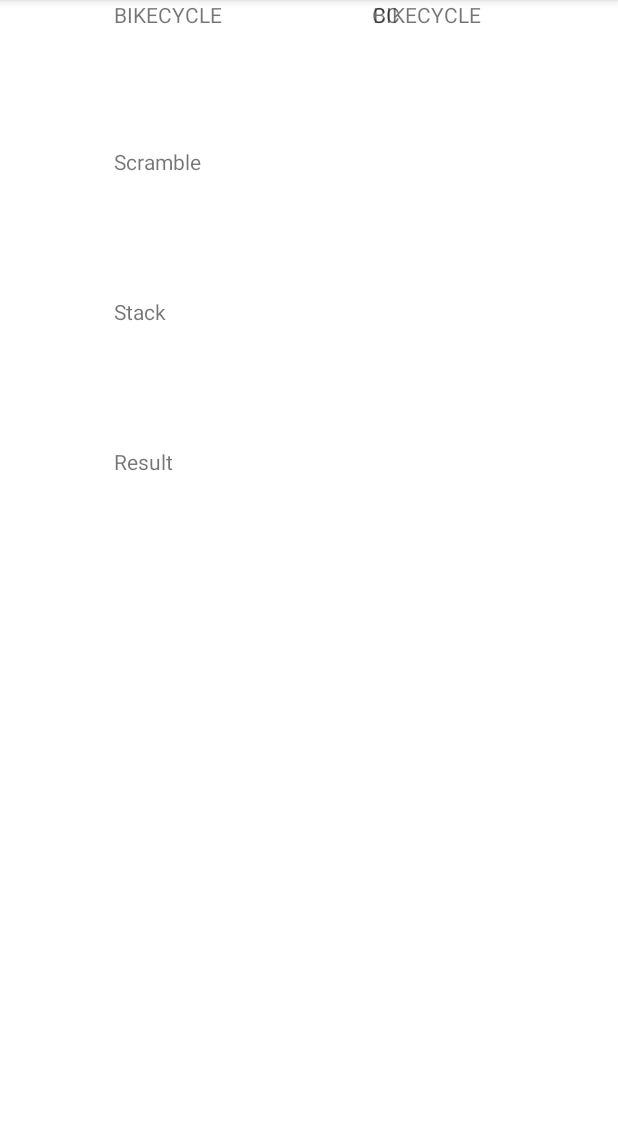
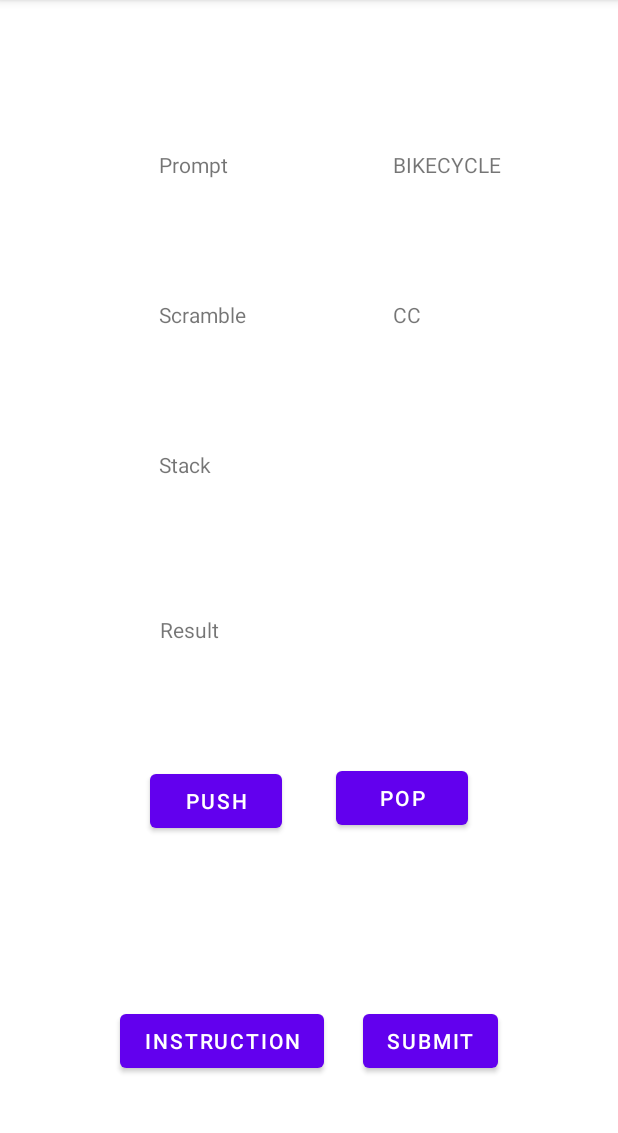
Before and after one commit to minh-tran6/AlgoGame, an Android app: the Stack_Game screen opened directly, with no data from a screen before it, on a phone screen of 412 x 824 dp, the part 84-1217 px from its top. Run offline under Robolectric (Android 15) with nearby library versions, the phone set to English and light mode, and no system bars.

Commit message:
update UI stack_game

```diff
--- a/app/src/main/java/com/example/algogame/Stack_Game.java
+++ b/app/src/main/java/com/example/algogame/Stack_Game.java
@@ -11,7 +11,11 @@ public class Stack_Game extends AppCompatActivity {
     TextView scramble;
     TextView stack;
     TextView result;
+    TextView promptText;
     TextView scrambleText;
+    TextView stackText;
+    TextView resultText;
+
     Button changeText;
 
     @Override
@@ -24,13 +28,17 @@ public class Stack_Game extends AppCompatActivity {
         stack = findViewById(R.id.stack);
         result = findViewById(R.id.result);
 
+        promptText = findViewById(R.id.promptText);
+        scrambleText = findViewById(R.id.scrambleText);
+        stackText = findViewById(R.id.stackText);
+        resultText = findViewById(R.id.resultText);
+
         //Generating Prompt
             String bufferPrompt = "BIKECYCLE";
-            prompt.setText(bufferPrompt);
+            promptText.setText(bufferPrompt);
         //
 
         //Scramble Text
-
             String bufferScramble = "CC";
             scrambleText = findViewById((R.id.scrambleText));
             scrambleText.setText(bufferScramble);
--- a/app/src/main/res/layout/activity_main.xml
+++ b/app/src/main/res/layout/activity_main.xml
@@ -6,21 +6,14 @@
     android:layout_height="match_parent"
     tools:context=".MainActivity">
 
-    <TextView
-        android:layout_width="wrap_content"
-        android:layout_height="wrap_content"
-        android:text="Hello World!"
-        app:layout_constraintBottom_toBottomOf="parent"
-        app:layout_constraintLeft_toLeftOf="parent"
-        app:layout_constraintRight_toRightOf="parent"
-        app:layout_constraintTop_toTopOf="parent" />
-
     <Button
         android:id="@+id/stackgame"
         android:layout_width="wrap_content"
         android:layout_height="wrap_content"
         android:text="Stack Game"
-        tools:layout_editor_absoluteX="140dp"
-        tools:layout_editor_absoluteY="147dp" />
+        app:layout_constraintBottom_toBottomOf="parent"
+        app:layout_constraintEnd_toEndOf="parent"
+        app:layout_constraintStart_toStartOf="parent"
+        app:layout_constraintTop_toTopOf="parent" />
 
 </androidx.constraintlayout.widget.ConstraintLayout>
--- a/app/src/main/res/layout/activity_pushand_pop__stack__tutorial.xml
+++ b/app/src/main/res/layout/activity_pushand_pop__stack__tutorial.xml
@@ -11,6 +11,8 @@
         android:layout_width="wrap_content"
         android:layout_height="wrap_content"
         android:text="Start"
-        tools:layout_editor_absoluteX="159dp"
-        tools:layout_editor_absoluteY="628dp" />
+        app:layout_constraintBottom_toBottomOf="parent"
+        app:layout_constraintEnd_toEndOf="parent"
+        app:layout_constraintStart_toStartOf="parent"
+        app:layout_constraintTop_toTopOf="parent" />
 </androidx.constraintlayout.widget.ConstraintLayout>
--- a/app/src/main/res/layout/activity_stack__game.xml
+++ b/app/src/main/res/layout/activity_stack__game.xml
@@ -7,44 +7,57 @@
     tools:context=".Stack_Game">
 
     <TextView
-        android:id="@+id/textView4"
-        android:layout_width="107dp"
-        android:layout_height="51dp"
-        android:layout_marginEnd="56dp"
-        android:layout_marginRight="56dp"
+        android:id="@+id/promptText"
+        android:layout_width="100dp"
+        android:layout_height="50dp"
+        android:layout_marginTop="100dp"
+        android:layout_marginEnd="50dp"
+        android:layout_marginRight="50dp"
         android:text="BIKECYCLE"
         app:layout_constraintEnd_toEndOf="parent"
-        tools:layout_editor_absoluteY="93dp" />
+        app:layout_constraintTop_toTopOf="parent" />
 
     <TextView
-        android:id="@+id/textView3"
-        android:layout_width="107dp"
-        android:layout_height="51dp"
-        tools:layout_editor_absoluteX="224dp"
-        tools:layout_editor_absoluteY="393dp" />
+        android:id="@+id/resultText"
+        android:layout_width="100dp"
+        android:layout_height="50dp"
+        android:layout_marginTop="50dp"
+        android:layout_marginEnd="52dp"
+        android:layout_marginRight="52dp"
+        app:layout_constraintBottom_toBottomOf="parent"
+        app:layout_constraintEnd_toEndOf="parent"
+        app:layout_constraintTop_toBottomOf="@+id/stackText"
+        app:layout_constraintVertical_bias="0.032" />
 
     <TextView
-        android:id="@+id/textView2"
-        android:layout_width="107dp"
-        android:layout_height="51dp"
-        tools:layout_editor_absoluteX="224dp"
-        tools:layout_editor_absoluteY="293dp" />
+        android:id="@+id/stackText"
+        android:layout_width="100dp"
+        android:layout_height="50dp"
+        android:layout_marginTop="50dp"
+        android:layout_marginEnd="50dp"
+        android:layout_marginRight="50dp"
+        app:layout_constraintEnd_toEndOf="parent"
+        app:layout_constraintTop_toBottomOf="@+id/scrambleText" />
 
     <TextView
         android:id="@+id/prompt"
         android:layout_width="100dp"
         android:layout_height="50dp"
-        android:layout_marginStart="76dp"
-        android:layout_marginLeft="76dp"
+        android:layout_marginStart="50dp"
+        android:layout_marginLeft="50dp"
+        android:layout_marginTop="100dp"
         android:text="Prompt"
+        app:layout_constraintEnd_toStartOf="@+id/promptText"
         app:layout_constraintStart_toStartOf="parent"
-        tools:layout_editor_absoluteY="94dp" />
+        app:layout_constraintTop_toTopOf="parent" />
 
     <TextView
         android:id="@+id/scramble"
         android:layout_width="100dp"
         android:layout_height="50dp"
-        android:layout_marginTop="48dp"
+        android:layout_marginStart="50dp"
+        android:layout_marginLeft="50dp"
+        android:layout_marginTop="50dp"
         android:text="Scramble"
         app:layout_constraintEnd_toEndOf="@+id/prompt"
         app:layout_constraintHorizontal_bias="1.0"
@@ -55,30 +68,85 @@
         android:id="@+id/stack"
         android:layout_width="100dp"
         android:layout_height="50dp"
+        android:layout_marginStart="50dp"
+        android:layout_marginLeft="50dp"
         android:layout_marginTop="50dp"
         android:text="Stack"
         app:layout_constraintEnd_toEndOf="@+id/scramble"
+        app:layout_constraintHorizontal_bias="1.0"
+        app:layout_constraintStart_toStartOf="parent"
         app:layout_constraintTop_toBottomOf="@+id/scramble" />
 
     <TextView
         android:id="@+id/result"
         android:layout_width="100dp"
         android:layout_height="50dp"
+        android:layout_marginStart="50dp"
+        android:layout_marginLeft="50dp"
         android:layout_marginTop="50dp"
         android:text="Result"
-        app:layout_constraintEnd_toEndOf="@+id/stack"
-        app:layout_constraintTop_toBottomOf="@+id/stack" />
+        app:layout_constraintBottom_toBottomOf="parent"
+        app:layout_constraintEnd_toStartOf="@+id/resultText"
+        app:layout_constraintHorizontal_bias="0.513"
+        app:layout_constraintStart_toStartOf="parent"
+        app:layout_constraintTop_toBottomOf="@+id/stack"
+        app:layout_constraintVertical_bias="0.032" />
 
     <TextView
         android:id="@+id/scrambleText"
-        android:layout_width="107dp"
-        android:layout_height="51dp"
-        android:layout_marginStart="52dp"
-        android:layout_marginLeft="52dp"
+        android:layout_width="100dp"
+        android:layout_height="50dp"
+        android:layout_marginTop="50dp"
+        android:layout_marginEnd="50dp"
+        android:layout_marginRight="50dp"
         android:text="EBKIYCELC"
+        app:layout_constraintBottom_toTopOf="@+id/stackText"
         app:layout_constraintEnd_toEndOf="parent"
-        app:layout_constraintHorizontal_bias="0.263"
-        app:layout_constraintStart_toEndOf="@+id/scramble"
-        tools:layout_editor_absoluteY="192dp" />
+        app:layout_constraintTop_toBottomOf="@+id/promptText"
+        app:layout_constraintVertical_bias="0.0" />
+
+    <Button
+        android:id="@+id/push_button"
+        android:layout_width="wrap_content"
+        android:layout_height="wrap_content"
+        android:layout_marginStart="100dp"
+        android:layout_marginLeft="100dp"
+        android:layout_marginTop="50dp"
+        android:text="PUSH"
+        app:layout_constraintStart_toStartOf="parent"
+        app:layout_constraintTop_toBottomOf="@+id/result" />
+
+    <Button
+        android:id="@+id/pop_button"
+        android:layout_width="wrap_content"
+        android:layout_height="wrap_content"
+        android:layout_marginTop="48dp"
+        android:layout_marginEnd="100dp"
+        android:layout_marginRight="100dp"
+        android:text="POP"
+        app:layout_constraintEnd_toEndOf="parent"
+        app:layout_constraintTop_toBottomOf="@+id/resultText" />
+
+    <Button
+        android:id="@+id/instructionStack_button"
+        android:layout_width="wrap_content"
+        android:layout_height="wrap_content"
+        android:layout_marginStart="80dp"
+        android:layout_marginLeft="80dp"
+        android:layout_marginBottom="50dp"
+        android:text="INSTRUCTION"
+        app:layout_constraintBottom_toBottomOf="parent"
+        app:layout_constraintStart_toStartOf="parent" />
+
+    <Button
+        android:id="@+id/submitStack_button"
+        android:layout_width="wrap_content"
+        android:layout_height="wrap_content"
+        android:layout_marginEnd="80dp"
+        android:layout_marginRight="80dp"
+        android:layout_marginBottom="50dp"
+        android:text="SUBMIT"
+        app:layout_constraintBottom_toBottomOf="parent"
+        app:layout_constraintEnd_toEndOf="parent" />
 
 </androidx.constraintlayout.widget.ConstraintLayout>
```
